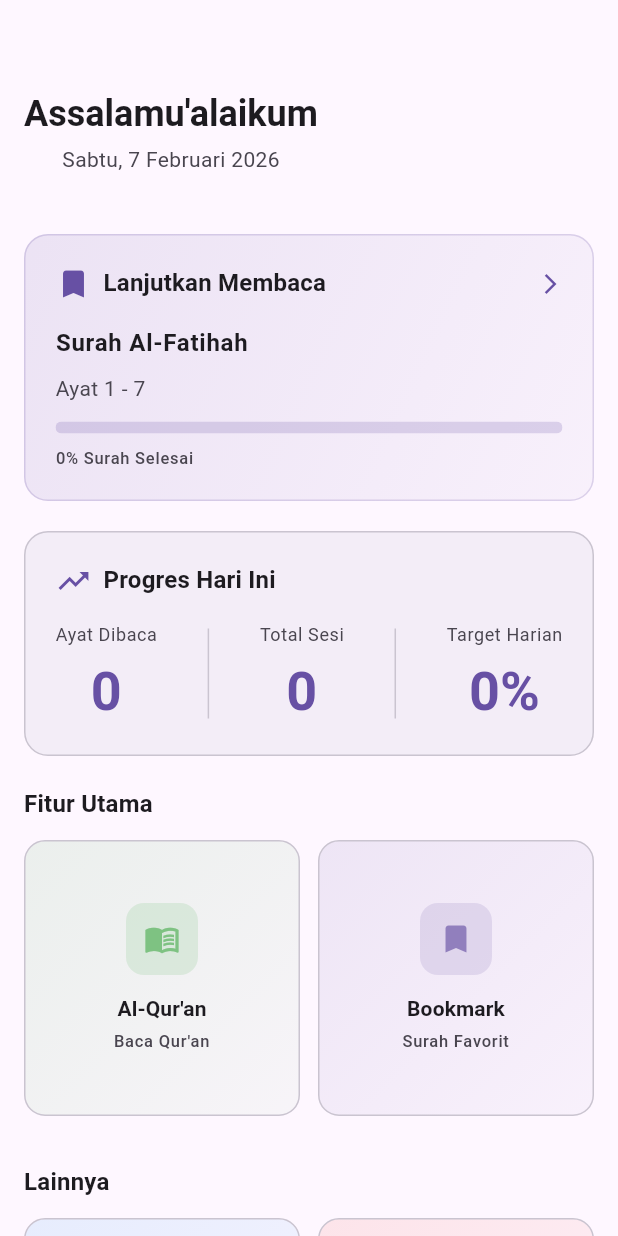
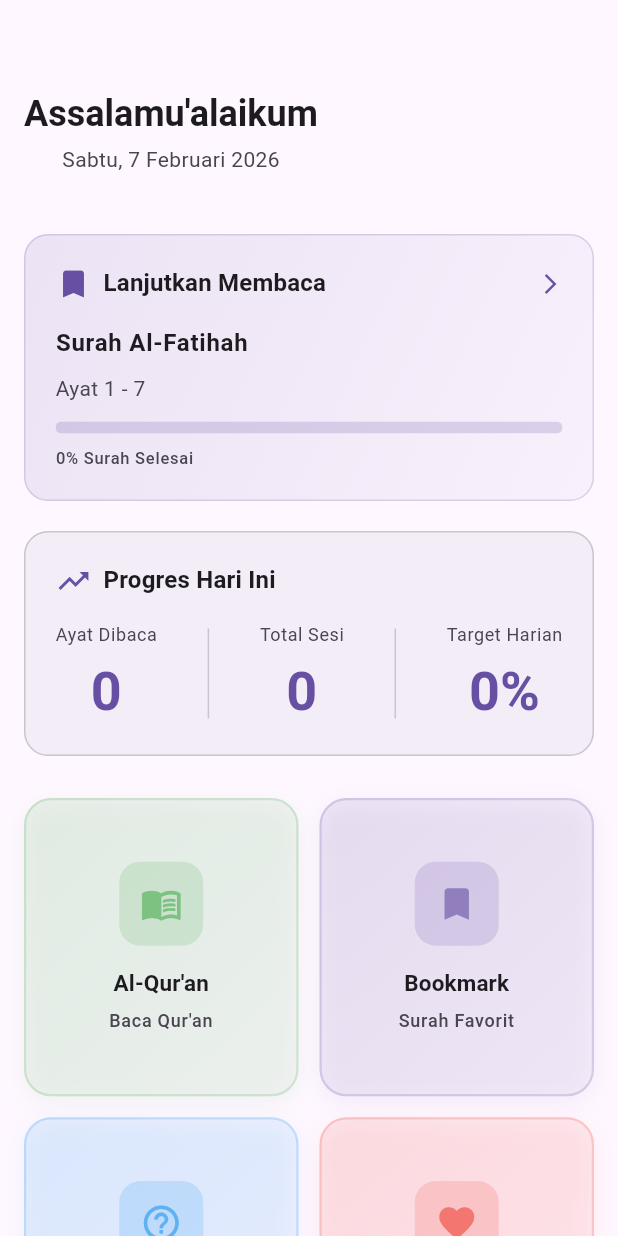
Before and after one commit to babanmisbahudin/iqran, a Flutter app: the HomePage screen opened directly, on a phone screen of 412 x 824 dp. Run offline on Flutter 3.47's test engine with Material 3 defaults, Android fonts, the phone set to English and light mode, and no system bars; our stand-ins replace audio_service, connectivity_plus, font_awesome_flutter, google_fonts, just_audio, lottie and 4 more; missing offline and left inert: audio_session; accounts and stored records are empty; statements that could not run were skipped; project files that could hold a hidden picture were left out.

Commit message:
Redesign home page with combined quick features
- Merge Tutorial and Donation into main quick features grid
- Remove section headers ('Fitur Utama' and 'Lainnya')
- Create unified 2x2 grid with all 4 features: Al-Qur'an, Bookmark, Tutorial, Donasi
- Enhance FeatureCard design:
  - Larger border radius (18px) and visible color borders
  - Add subtle box shadow for depth effect
  - Increase icon size and container padding
  - Bold typography (w700) and better spacing
  - Improved gradient and opacity colors
- Increase card aspect ratio and spacing for better visibility
- More eye-catching and modern appearance

Co-Authored-By: Claude Haiku 4.5 <noreply@anthropic.com>

```diff
--- a/lib/pages/home/home_page.dart
+++ b/lib/pages/home/home_page.dart
@@ -196,23 +196,16 @@ class _HomePageState extends State<HomePage> {
                       return StatsSection(versesReadToday: versesReadToday);
                     },
                   ),
-                  const SizedBox(height: 20),
+                  const SizedBox(height: 28),
 
-                  // Quick Access Grid
-                  Text(
-                    'Fitur Utama',
-                    style: Theme.of(context).textTheme.titleMedium?.copyWith(
-                          fontWeight: FontWeight.bold,
-                        ),
-                  ),
-                  const SizedBox(height: 12),
+                  // Quick Features Grid
                   GridView.count(
                     crossAxisCount: 2,
                     shrinkWrap: true,
                     physics: const NeverScrollableScrollPhysics(),
-                    crossAxisSpacing: 12,
-                    mainAxisSpacing: 12,
-                    childAspectRatio: 1.0,
+                    crossAxisSpacing: 14,
+                    mainAxisSpacing: 14,
+                    childAspectRatio: 0.92,
                     children: [
                       FeatureCard(
                         icon: Icons.menu_book,
@@ -242,26 +235,6 @@ class _HomePageState extends State<HomePage> {
                           BookmarkPage(fontSize: widget.fontSize),
                         ),
                       ),
-                    ],
-                  ),
-                  const SizedBox(height: 32),
-
-                  // Additional Features Section
-                  Text(
-                    'Lainnya',
-                    style: Theme.of(context).textTheme.titleMedium?.copyWith(
-                          fontWeight: FontWeight.bold,
-                        ),
-                  ),
-                  const SizedBox(height: 12),
-                  GridView.count(
-                    crossAxisCount: 2,
-                    shrinkWrap: true,
-                    physics: const NeverScrollableScrollPhysics(),
-                    crossAxisSpacing: 12,
-                    mainAxisSpacing: 12,
-                    childAspectRatio: 1.0,
-                    children: [
                       FeatureCard(
                         icon: Icons.help_outline,
                         title: 'Tutorial',
--- a/lib/pages/home/widgets/feature_card.dart
+++ b/lib/pages/home/widgets/feature_card.dart
@@ -42,7 +42,7 @@ class _FeatureCardState extends State<FeatureCard> {
           duration: const Duration(milliseconds: 150),
           child: Container(
             decoration: BoxDecoration(
-              borderRadius: BorderRadius.circular(14),
+              borderRadius: BorderRadius.circular(18),
               gradient: LinearGradient(
                 colors: [
                   widget.gradientColor.withValues(alpha: 0.15),
@@ -52,41 +52,50 @@ class _FeatureCardState extends State<FeatureCard> {
                 end: Alignment.bottomRight,
               ),
               border: Border.all(
-                color: cs.outlineVariant,
-                width: 1,
+                color: widget.gradientColor.withValues(alpha: 0.3),
+                width: 1.5,
               ),
+              boxShadow: [
+                BoxShadow(
+                  color: widget.gradientColor.withValues(alpha: 0.1),
+                  blurRadius: 12,
+                  offset: const Offset(0, 4),
+                ),
+              ],
             ),
             child: Padding(
-              padding: const EdgeInsets.all(16),
+              padding: const EdgeInsets.all(18),
               child: Column(
                 mainAxisAlignment: MainAxisAlignment.center,
                 children: [
                   Container(
                     decoration: BoxDecoration(
-                      color: widget.gradientColor.withValues(alpha: 0.2),
-                      borderRadius: BorderRadius.circular(12),
+                      color: widget.gradientColor.withValues(alpha: 0.25),
+                      borderRadius: BorderRadius.circular(14),
                     ),
-                    padding: const EdgeInsets.all(12),
+                    padding: const EdgeInsets.all(14),
                     child: Icon(
                       widget.icon,
                       color: widget.gradientColor,
-                      size: 24,
+                      size: 28,
                     ),
                   ),
-                  const SizedBox(height: 12),
+                  const SizedBox(height: 14),
                   Text(
                     widget.title,
                     style: Theme.of(context).textTheme.titleSmall?.copyWith(
-                          fontWeight: FontWeight.bold,
+                          fontWeight: FontWeight.w700,
                           color: cs.onSurface,
+                          fontSize: 15,
                         ),
                     textAlign: TextAlign.center,
                   ),
-                  const SizedBox(height: 4),
+                  const SizedBox(height: 6),
                   Text(
                     widget.description,
                     style: Theme.of(context).textTheme.labelSmall?.copyWith(
                           color: cs.onSurfaceVariant,
+                          fontSize: 12,
                         ),
                     textAlign: TextAlign.center,
                     maxLines: 2,
```
